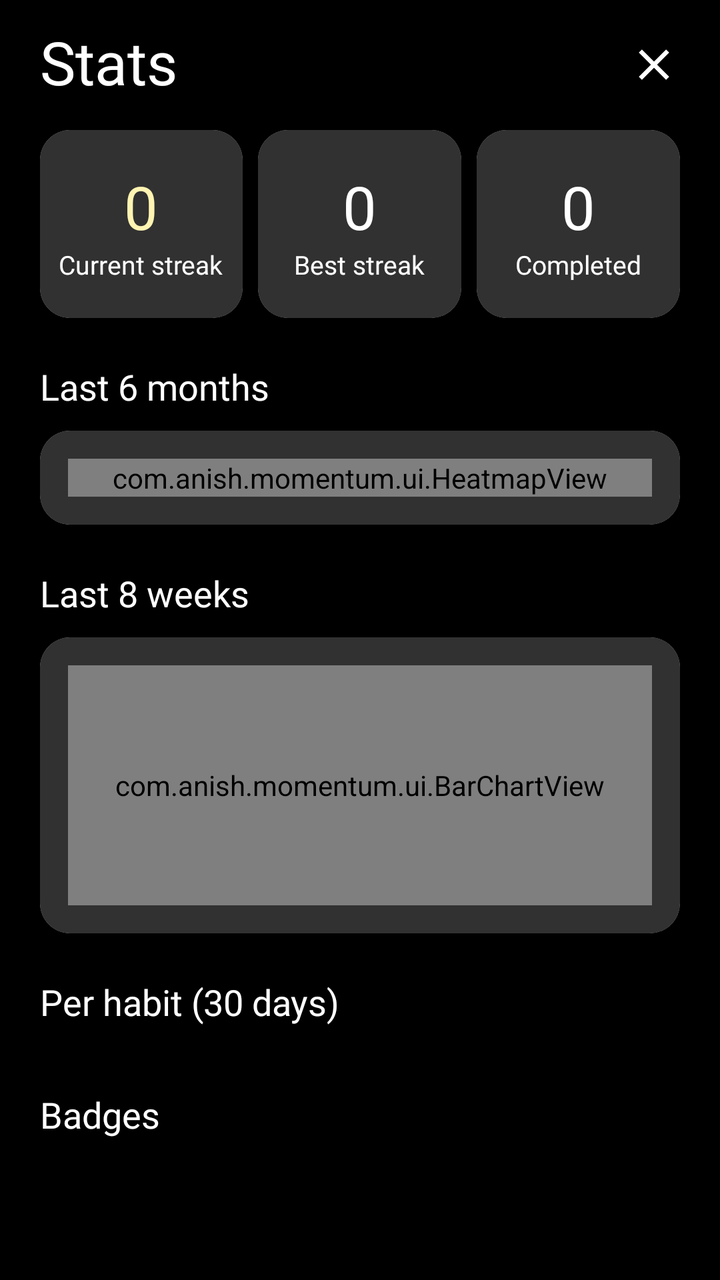
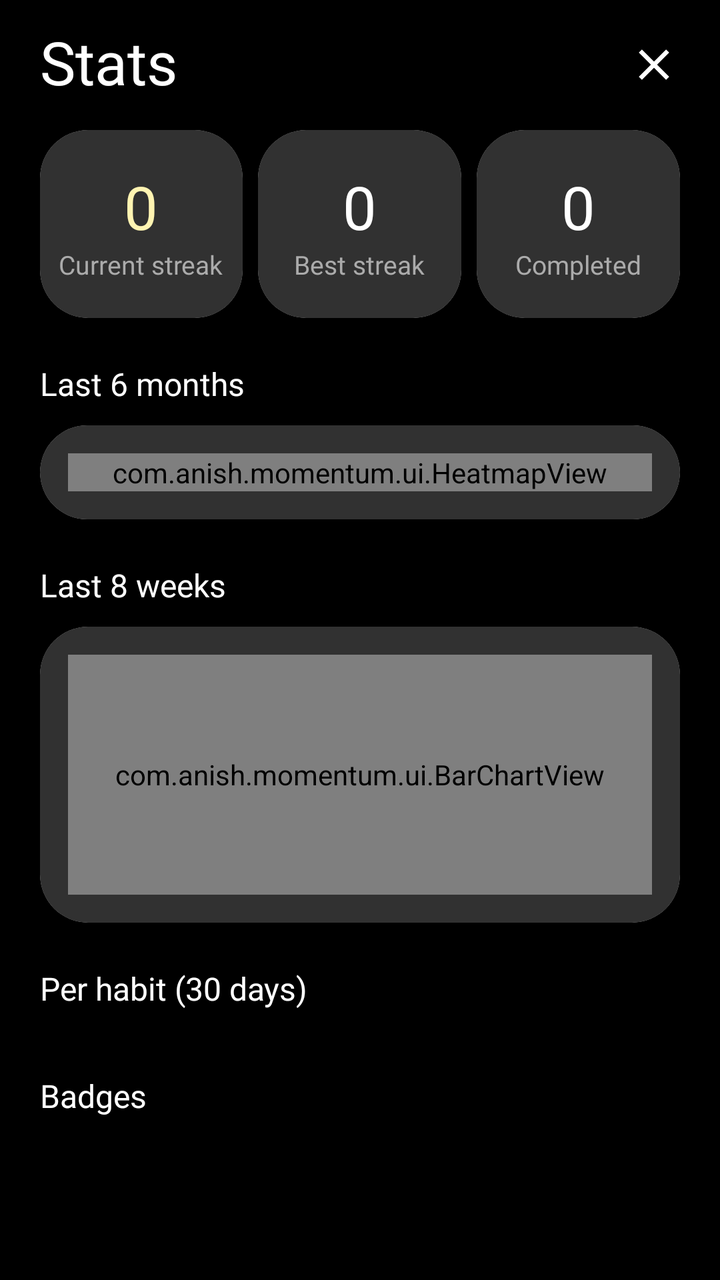

Compare the two renders of this Android layout. The source of the first and the diff that turns it into the second are given below.
<!-- AndroidManifest.xml: application theme Theme.Habits -->
<!-- res/layout/activity_stats.xml -->
<?xml version="1.0" encoding="utf-8"?>
<RelativeLayout xmlns:android="http://schemas.android.com/apk/res/android"
    xmlns:app="http://schemas.android.com/apk/res-auto"
    xmlns:tools="http://schemas.android.com/tools"
    android:id="@+id/main"
    android:layout_width="match_parent"
    android:layout_height="match_parent"
    android:background="@color/black"
    tools:context=".StatsActivity">

    <LinearLayout
        android:id="@+id/header"
        android:layout_width="match_parent"
        android:layout_height="wrap_content"
        android:layout_alignParentTop="true"
        android:layout_marginHorizontal="20dp"
        android:layout_marginTop="15dp"
        android:gravity="center_vertical"
        android:orientation="horizontal">

        <TextView
            android:layout_width="0dp"
            android:layout_height="wrap_content"
            android:layout_weight="1"
            android:fontFamily="@font/google_sans_bold"
            android:includeFontPadding="false"
            android:text="Stats"
            android:textColor="@color/white"
            android:textSize="30sp" />

        <ImageView
            android:id="@+id/close"
            android:layout_width="26dp"
            android:layout_height="26dp"
            android:contentDescription="@string/close_description"
            android:src="@drawable/ic_close" />

    </LinearLayout>

    <ScrollView
        android:layout_width="match_parent"
        android:layout_height="match_parent"
        android:layout_below="@id/header"
        android:scrollbars="none">

        <LinearLayout
            android:layout_width="match_parent"
            android:layout_height="wrap_content"
            android:orientation="vertical"
            android:paddingHorizontal="20dp"
            android:paddingTop="15dp"
            android:paddingBottom="30dp">

            
            <LinearLayout
                android:layout_width="match_parent"
                android:layout_height="wrap_content"
                android:orientation="horizontal">

                <com.google.android.material.card.MaterialCardView
                    android:layout_width="0dp"
                    android:layout_height="wrap_content"
                    android:layout_marginEnd="5dp"
                    android:layout_weight="1"
                    app:cardCornerRadius="15dp">

                    <LinearLayout
                        android:layout_width="match_parent"
                        android:layout_height="match_parent"
                        android:background="@color/dark_grey"
                        android:gravity="center"
                        android:orientation="vertical"
                        android:paddingVertical="18dp">

                        <TextView
                            android:id="@+id/stat_current_streak"
                            android:layout_width="wrap_content"
                            android:layout_height="wrap_content"
                            android:fontFamily="@font/google_sans_black"
                            android:text="0"
                            android:textColor="@color/streak_yellow"
                            android:textSize="30sp" />

                        <TextView
                            android:layout_width="wrap_content"
                            android:layout_height="wrap_content"
                            android:fontFamily="@font/google_sans_regular"
                            android:text="Current streak"
                            android:textColor="@color/white"
                            android:textSize="13sp" />

                    </LinearLayout>

                </com.google.android.material.card.MaterialCardView>

                <com.google.android.material.card.MaterialCardView
                    android:layout_width="0dp"
                    android:layout_height="wrap_content"
                    android:layout_marginHorizontal="2.5dp"
                    android:layout_weight="1"
                    app:cardCornerRadius="15dp">

                    <LinearLayout
                        android:layout_width="match_parent"
                        android:layout_height="match_parent"
                        android:background="@color/dark_grey"
                        android:gravity="center"
                        android:orientation="vertical"
                        android:paddingVertical="18dp">

                        <TextView
                            android:id="@+id/stat_best_streak"
                            android:layout_width="wrap_content"
                            android:layout_height="wrap_content"
                            android:fontFamily="@font/google_sans_black"
                            android:text="0"
                            android:textColor="@color/white"
                            android:textSize="30sp" />

                        <TextView
                            android:layout_width="wrap_content"
                            android:layout_height="wrap_content"
                            android:fontFamily="@font/google_sans_regular"
                            android:text="Best streak"
                            android:textColor="@color/white"
                            android:textSize="13sp" />

                    </LinearLayout>

                </com.google.android.material.card.MaterialCardView>

                <com.google.android.material.card.MaterialCardView
                    android:layout_width="0dp"
                    android:layout_height="wrap_content"
                    android:layout_marginStart="5dp"
                    android:layout_weight="1"
                    app:cardCornerRadius="15dp">

                    <LinearLayout
                        android:layout_width="match_parent"
                        android:layout_height="match_parent"
                        android:background="@color/dark_grey"
                        android:gravity="center"
                        android:orientation="vertical"
                        android:paddingVertical="18dp">

                        <TextView
                            android:id="@+id/stat_total"
                            android:layout_width="wrap_content"
                            android:layout_height="wrap_content"
                            android:fontFamily="@font/google_sans_black"
                            android:text="0"
                            android:textColor="@color/white"
                            android:textSize="30sp" />

                        <TextView
                            android:layout_width="wrap_content"
                            android:layout_height="wrap_content"
                            android:fontFamily="@font/google_sans_regular"
                            android:text="Completed"
                            android:textColor="@color/white"
                            android:textSize="13sp" />

                    </LinearLayout>

                </com.google.android.material.card.MaterialCardView>

            </LinearLayout>

            
            <TextView
                android:layout_width="wrap_content"
                android:layout_height="wrap_content"
                android:layout_marginTop="22dp"
                android:fontFamily="@font/google_sans_bold"
                android:text="Last 6 months"
                android:textColor="@color/white"
                android:textSize="18sp" />

            <com.google.android.material.card.MaterialCardView
                android:layout_width="match_parent"
                android:layout_height="wrap_content"
                android:layout_marginTop="10dp"
                app:cardCornerRadius="15dp">

                <LinearLayout
                    android:layout_width="match_parent"
                    android:layout_height="match_parent"
                    android:background="@color/dark_grey"
                    android:orientation="vertical"
                    android:padding="14dp">

                    <com.anish.momentum.ui.HeatmapView
                        android:id="@+id/year_heatmap"
                        android:layout_width="match_parent"
                        android:layout_height="wrap_content" />

                </LinearLayout>

            </com.google.android.material.card.MaterialCardView>

            
            <TextView
                android:layout_width="wrap_content"
                android:layout_height="wrap_content"
                android:layout_marginTop="22dp"
                android:fontFamily="@font/google_sans_bold"
                android:text="Last 8 weeks"
                android:textColor="@color/white"
                android:textSize="18sp" />

            <com.google.android.material.card.MaterialCardView
                android:layout_width="match_parent"
                android:layout_height="wrap_content"
                android:layout_marginTop="10dp"
                app:cardCornerRadius="15dp">

                <LinearLayout
                    android:layout_width="match_parent"
                    android:layout_height="match_parent"
                    android:background="@color/dark_grey"
                    android:orientation="vertical"
                    android:padding="14dp">

                    <com.anish.momentum.ui.BarChartView
                        android:id="@+id/weekly_chart"
                        android:layout_width="match_parent"
                        android:layout_height="120dp" />

                </LinearLayout>

            </com.google.android.material.card.MaterialCardView>

            
            <TextView
                android:layout_width="wrap_content"
                android:layout_height="wrap_content"
                android:layout_marginTop="22dp"
                android:fontFamily="@font/google_sans_bold"
                android:text="Per habit (30 days)"
                android:textColor="@color/white"
                android:textSize="18sp" />

            <LinearLayout
                android:id="@+id/habit_stats_container"
                android:layout_width="match_parent"
                android:layout_height="wrap_content"
                android:layout_marginTop="10dp"
                android:orientation="vertical" />

            <TextView
                android:id="@+id/no_habits_text"
                android:layout_width="wrap_content"
                android:layout_height="wrap_content"
                android:layout_marginTop="10dp"
                android:fontFamily="@font/google_sans_regular"
                android:text="Add a habit to see its stats"
                android:textColor="@color/secondary_text"
                android:textSize="15sp"
                android:visibility="gone" />

            
            <TextView
                android:layout_width="wrap_content"
                android:layout_height="wrap_content"
                android:layout_marginTop="22dp"
                android:fontFamily="@font/google_sans_bold"
                android:text="Badges"
                android:textColor="@color/white"
                android:textSize="18sp" />

            <LinearLayout
                android:id="@+id/badge_container"
                android:layout_width="match_parent"
                android:layout_height="wrap_content"
                android:layout_marginTop="10dp"
                android:orientation="vertical" />

        </LinearLayout>

    </ScrollView>

</RelativeLayout>
<!-- resources referenced by this layout -->
<resources>
  <color name="black">#FF000000</color>
  <color name="dark_grey">#313131</color>
  <color name="secondary_text">#ABABAB</color>
  <color name="streak_yellow">#fff4b2</color>
  <color name="white">#FFFFFFFF</color>
  <!-- drawable ic_close (drawable) -->
  <vector xmlns:android="http://schemas.android.com/apk/res/android"
      android:width="24dp"
      android:height="24dp"
      android:viewportWidth="24"
      android:viewportHeight="24"
      android:tint="@color/white">
      <path
          android:fillColor="#FFFFFFFF"
          android:pathData="M19,6.41L17.59,5 12,10.59 6.41,5 5,6.41 10.59,12 5,17.59 6.41,19 12,13.41 17.59,19 19,17.59 13.41,12z" />
  </vector>
  <string name="close_description">Close</string>
  <style name="Theme.Habits" parent="Base.Theme.Habits" />
  <style name="Base.Theme.Habits" parent="Theme.Material3.DayNight.NoActionBar">
          
          
          <item name="materialCardViewStyle">@style/Widget.Momentum.Card</item>
      </style>
  <style name="Widget.Momentum.Card" parent="Widget.Material3.CardView.Elevated">
          <item name="cardBackgroundColor">#FFFFFFFF</item>
          <item name="cardElevation">2dp</item>
      </style>
</resources>

<!-- the commit's change to res/layout/activity_stats.xml (unified diff, before → after) -->
@@ -62,7 +62,7 @@
                     android:layout_height="wrap_content"
                     android:layout_marginEnd="5dp"
                     android:layout_weight="1"
-                    app:cardCornerRadius="15dp">
+                    app:cardCornerRadius="24dp">
 
                     <LinearLayout
                         android:layout_width="match_parent"
@@ -86,7 +86,7 @@
                             android:layout_height="wrap_content"
                             android:fontFamily="@font/google_sans_regular"
                             android:text="Current streak"
-                            android:textColor="@color/white"
+                            android:textColor="@color/secondary_text"
                             android:textSize="13sp" />
 
                     </LinearLayout>
@@ -98,7 +98,7 @@
                     android:layout_height="wrap_content"
                     android:layout_marginHorizontal="2.5dp"
                     android:layout_weight="1"
-                    app:cardCornerRadius="15dp">
+                    app:cardCornerRadius="24dp">
 
                     <LinearLayout
                         android:layout_width="match_parent"
@@ -122,7 +122,7 @@
                             android:layout_height="wrap_content"
                             android:fontFamily="@font/google_sans_regular"
                             android:text="Best streak"
-                            android:textColor="@color/white"
+                            android:textColor="@color/secondary_text"
                             android:textSize="13sp" />
 
                     </LinearLayout>
@@ -134,7 +134,7 @@
                     android:layout_height="wrap_content"
                     android:layout_marginStart="5dp"
                     android:layout_weight="1"
-                    app:cardCornerRadius="15dp">
+                    app:cardCornerRadius="24dp">
 
                     <LinearLayout
                         android:layout_width="match_parent"
@@ -158,7 +158,7 @@
                             android:layout_height="wrap_content"
                             android:fontFamily="@font/google_sans_regular"
                             android:text="Completed"
-                            android:textColor="@color/white"
+                            android:textColor="@color/secondary_text"
                             android:textSize="13sp" />
 
                     </LinearLayout>
@@ -175,13 +175,13 @@
                 android:fontFamily="@font/google_sans_bold"
                 android:text="Last 6 months"
                 android:textColor="@color/white"
-                android:textSize="18sp" />
+                android:textSize="16sp" />
 
             <com.google.android.material.card.MaterialCardView
                 android:layout_width="match_parent"
                 android:layout_height="wrap_content"
                 android:layout_marginTop="10dp"
-                app:cardCornerRadius="15dp">
+                app:cardCornerRadius="24dp">
 
                 <LinearLayout
                     android:layout_width="match_parent"
@@ -207,13 +207,13 @@
                 android:fontFamily="@font/google_sans_bold"
                 android:text="Last 8 weeks"
                 android:textColor="@color/white"
-                android:textSize="18sp" />
+                android:textSize="16sp" />
 
             <com.google.android.material.card.MaterialCardView
                 android:layout_width="match_parent"
                 android:layout_height="wrap_content"
                 android:layout_marginTop="10dp"
-                app:cardCornerRadius="15dp">
+                app:cardCornerRadius="24dp">
 
                 <LinearLayout
                     android:layout_width="match_parent"
@@ -239,7 +239,7 @@
                 android:fontFamily="@font/google_sans_bold"
                 android:text="Per habit (30 days)"
                 android:textColor="@color/white"
-                android:textSize="18sp" />
+                android:textSize="16sp" />
 
             <LinearLayout
                 android:id="@+id/habit_stats_container"
@@ -267,7 +267,7 @@
                 android:fontFamily="@font/google_sans_bold"
                 android:text="Badges"
                 android:textColor="@color/white"
-                android:textSize="18sp" />
+                android:textSize="16sp" />
 
             <LinearLayout
                 android:id="@+id/badge_container"
